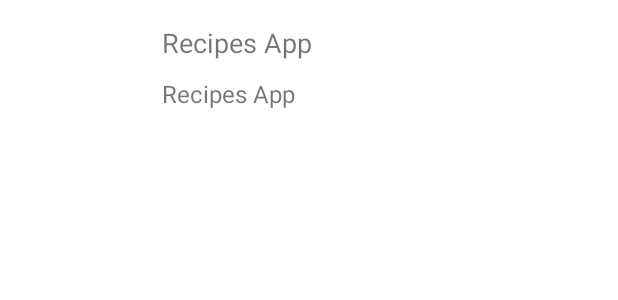
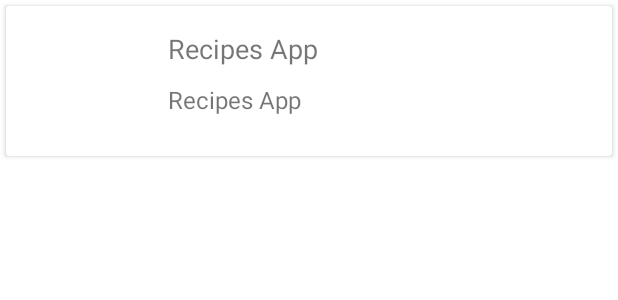
Before and after one commit to josesanoli/RecipesApp, an Android app: the layout recipe_item.xml on its own in the app's theme, with its tools: preview values and no code run, on a phone screen of 412 x 824 dp. Shown: the top 300 px of the screen. Run offline under Robolectric (Android 15) with nearby library versions, the phone set to English and light mode, and no system bars.

Commit message:
[WIP] Draw list of items

```diff
--- a/app/src/main/java/es/jolusan/appdemo/data/entities/RecipeResponse.kt
+++ b/app/src/main/java/es/jolusan/appdemo/data/entities/RecipeResponse.kt
@@ -4,6 +4,8 @@ import com.google.gson.annotations.SerializedName
 import es.jolusan.appdemo.domain.model.RecipeDetail
 
 data class RecipeResponse (
+    @SerializedName("uri")
+    val uri: String,
     @SerializedName("label")
     val label: String,
     @SerializedName("image")
@@ -21,6 +23,7 @@ data class RecipeResponse (
 )
 
 fun RecipeResponse.toRecipeDetail(): RecipeDetail = RecipeDetail(
+    id = uri,
     label = label,
     description = cuisineType.joinToString(", ") { it },
     imageURL = imageURL,
--- a/app/src/main/java/es/jolusan/appdemo/data/repo/RecipeRepositoryImpl.kt
+++ b/app/src/main/java/es/jolusan/appdemo/data/repo/RecipeRepositoryImpl.kt
@@ -22,9 +22,9 @@ class RecipeRepositoryImpl @Inject constructor(private val api: RecipeApi) : Rec
             ).hits.map { it.recipe.toRecipeDetail() }
             emit(ResponseStatus.Success(list))
         } catch (e: HttpException) {
-            emit(ResponseStatus.Error((R.string.error_response)))
+            emit(ResponseStatus.Error((R.string.error_generic)))
         } catch (e: IOException) {
-            emit(ResponseStatus.Error((R.string.error_response)))
+            emit(ResponseStatus.Error((R.string.error_generic)))
         }
     }
 }
--- a/app/src/main/java/es/jolusan/appdemo/domain/model/RecipeDetail.kt
+++ b/app/src/main/java/es/jolusan/appdemo/domain/model/RecipeDetail.kt
@@ -1,6 +1,7 @@
 package es.jolusan.appdemo.domain.model
 
 data class RecipeDetail (
+    val id: String,
     val label: String,
     val description: String,
     val imageURL: String,
--- a/app/src/main/java/es/jolusan/appdemo/presentation/main/MainViewModel.kt
+++ b/app/src/main/java/es/jolusan/appdemo/presentation/main/MainViewModel.kt
@@ -3,6 +3,7 @@ package es.jolusan.appdemo.presentation.main
 import androidx.lifecycle.ViewModel
 import androidx.lifecycle.viewModelScope
 import dagger.hilt.android.lifecycle.HiltViewModel
+import es.jolusan.appdemo.domain.model.Recipe
 import es.jolusan.appdemo.domain.model.RecipeDetail
 import es.jolusan.appdemo.domain.usecases.GetRecipesUseCase
 import es.jolusan.appdemo.utils.ResponseStatus
@@ -26,4 +27,8 @@ class MainViewModel @Inject constructor(
             }
         }
     }
+
+    fun onRecipeClicked(recipe: Recipe) {
+        //_model.value = UiModel.Navigation(hero)
+    }
 }
--- a/app/src/main/res/layout/recipe_item.xml
+++ b/app/src/main/res/layout/recipe_item.xml
@@ -1,9 +1,14 @@
 <?xml version="1.0" encoding="utf-8"?>
-<androidx.constraintlayout.widget.ConstraintLayout xmlns:android="http://schemas.android.com/apk/res/android"
+<androidx.cardview.widget.CardView xmlns:android="http://schemas.android.com/apk/res/android"
+    xmlns:tools="http://schemas.android.com/tools"
+    xmlns:app="http://schemas.android.com/apk/res-auto"
     android:layout_width="match_parent"
     android:layout_height="wrap_content"
-    xmlns:app="http://schemas.android.com/apk/res-auto"
-    xmlns:tools="http://schemas.android.com/tools">
+    android:layout_margin="4dp">
+
+    <androidx.constraintlayout.widget.ConstraintLayout
+        android:layout_width="match_parent"
+        android:layout_height="wrap_content">
 
     <ImageView
         android:id="@+id/recipe_image"
@@ -40,4 +45,5 @@
         app:layout_constraintBottom_toBottomOf="parent"
         app:layout_constraintEnd_toEndOf="parent"/>
 
-</androidx.constraintlayout.widget.ConstraintLayout>
+    </androidx.constraintlayout.widget.ConstraintLayout>
+</androidx.cardview.widget.CardView>
--- a/app/src/main/res/values/strings.xml
+++ b/app/src/main/res/values/strings.xml
@@ -7,7 +7,10 @@
     <string name="search_button">Search</string>
     <string name="results">Recipes found:</string>
     <string name="results_empty">No recipes found with that search words</string>
-    <string name="error_response">Could not get recipes now</string>
+
+    <!-- Error messages -->
+    <string name="error_generic">Could not get recipes now</string>
+    <string name="error_api_key">Need key from https://www.edamam.com/</string>
 
     <!-- Detail Screen -->
     <string name="detail_screen_title">Recipe detail</string>
```
Also changed, not shown: app/src/main/java/es/jolusan/appdemo/domain/model/Recipe.kt (+8 -1 lines), app/src/main/java/es/jolusan/appdemo/presentation/main/MainFragment.kt (+41 -5 lines), app/src/main/java/es/jolusan/appdemo/presentation/main/RecipesAdapter.kt (+3 -7 lines), app/src/main/res/layout/main_fragment.xml (+11 -2 lines), 1 other file.
